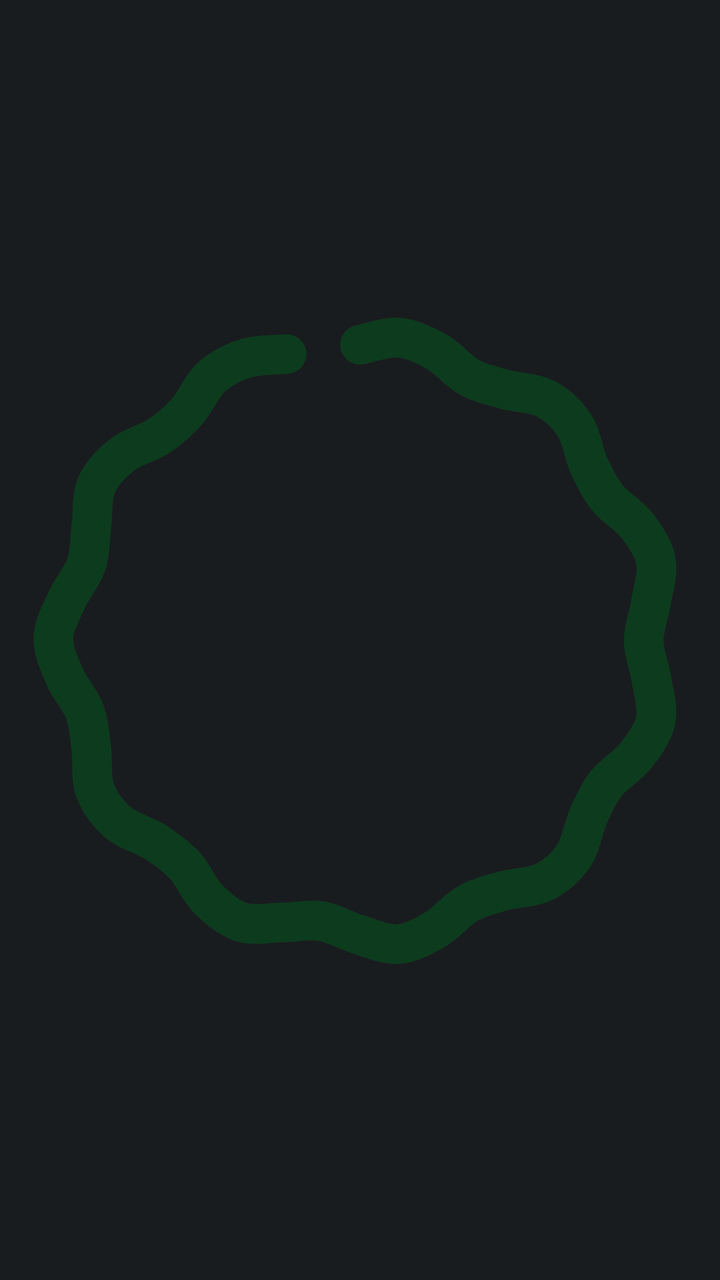
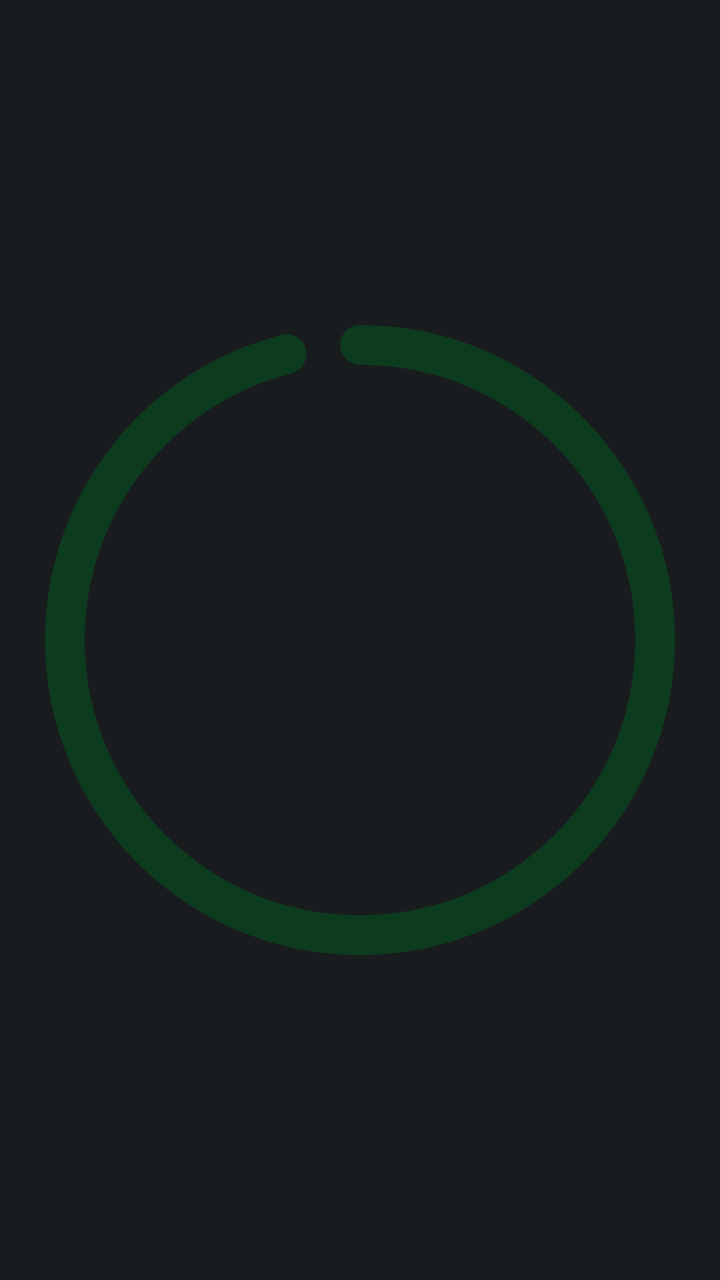

Before-and-after screenshots of an Android layout around one commit, followed by the original layout XML and the change that was made.
<!-- AndroidManifest.xml: application theme AppTheme -->
<!-- res/layout/wave_96.xml -->
<?xml version="1.0" encoding="utf-8"?>
<ProgressBar xmlns:android="http://schemas.android.com/apk/res/android"
    android:id="@+id/wave"
    android:layout_width="120dp"
    android:layout_height="120dp"
    android:layout_gravity="center"
    android:indeterminate="true"
    android:indeterminateBehavior="repeat"
    android:indeterminateDuration="1600"
    android:indeterminateDrawable="@drawable/charge_wave_96"
    android:indeterminateTint="@color/g_on_charge"
    android:indeterminateTintMode="src_in" />
<!-- resources referenced by this layout -->
<resources>
  <color name="g_on_charge">#FF0C3B1E</color>
  <!-- drawable charge_wave_96: vector/xml drawable (drawable, 63231 chars, omitted) -->
  <style name="AppTheme" parent="@android:style/Theme.DeviceDefault.NoActionBar">
          <item name="android:windowBackground">@color/ui_bg</item>
          <item name="android:statusBarColor">@android:color/transparent</item>
          <item name="android:navigationBarColor">@android:color/transparent</item>
          <item name="android:windowLightStatusBar">false</item>
          <item name="android:windowLightNavigationBar">false</item>
      </style>
  <color name="ui_bg">@android:color/system_neutral1_900</color>
</resources>

<!-- the commit's change to res/layout/wave_96.xml (unified diff, before → after) -->
@@ -6,7 +6,7 @@
     android:layout_gravity="center"
     android:indeterminate="true"
     android:indeterminateBehavior="repeat"
-    android:indeterminateDuration="1600"
+    android:indeterminateDuration="1000"
     android:indeterminateDrawable="@drawable/charge_wave_96"
     android:indeterminateTint="@color/g_on_charge"
     android:indeterminateTintMode="src_in" />
<!-- resource entries referenced after the edit -->
@@ -1,7 +1,7 @@
 <!-- resources referenced by this layout -->
 <resources>
   <color name="g_on_charge">#FF0C3B1E</color>
-  <!-- drawable charge_wave_96: vector/xml drawable (drawable, 63231 chars, omitted) -->
+  <!-- drawable charge_wave_96: vector/xml drawable (drawable, 2226 chars, omitted) -->
   <style name="AppTheme" parent="@android:style/Theme.DeviceDefault.NoActionBar">
           <item name="android:windowBackground">@color/ui_bg</item>
           <item name="android:statusBarColor">@android:color/transparent</item>
